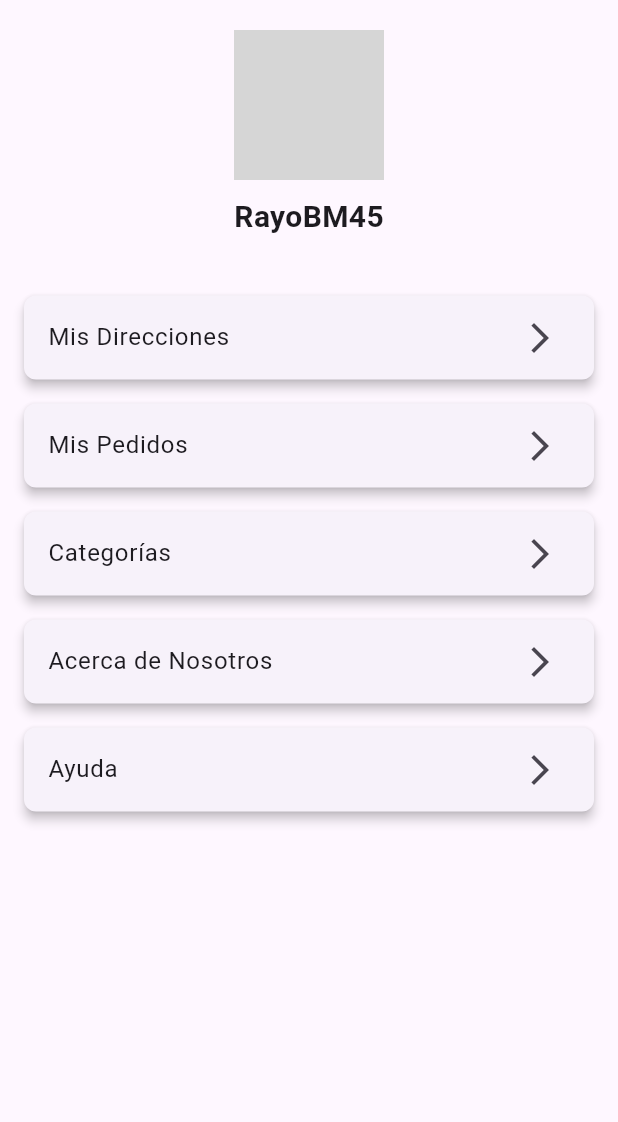
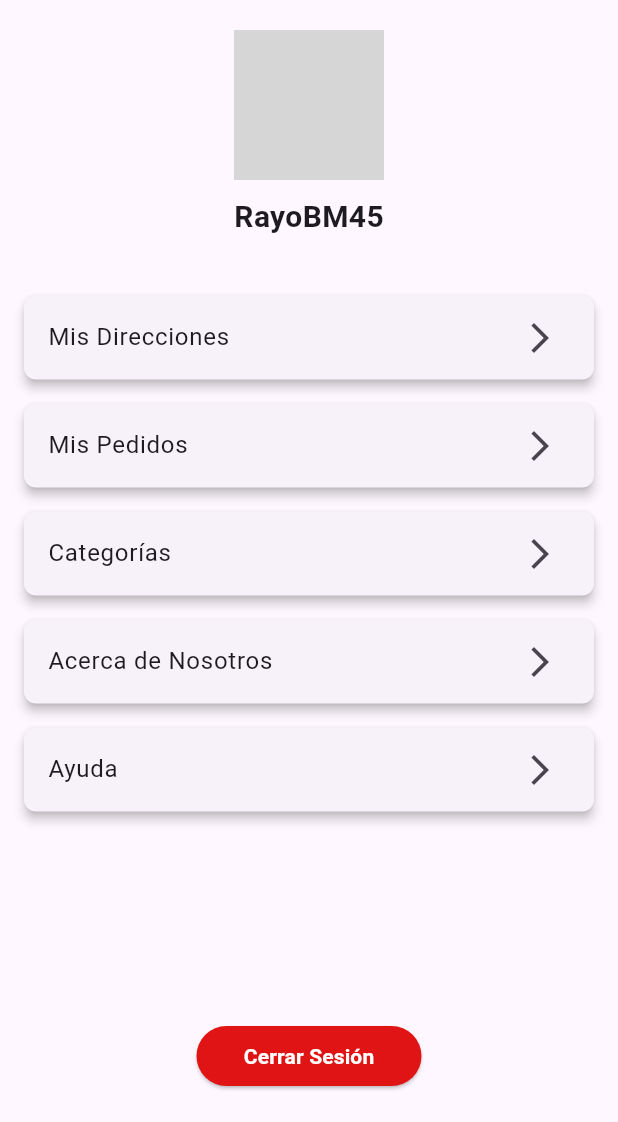
Before and after one commit to samuelgonga/crochetifyMovil, a Flutter app: the ProfileScreen screen opened directly, on a phone screen of 412 x 824 dp, the part 114-1236 px from its top. Run offline on Flutter 3.47's test engine with Material 3 defaults, Android fonts, the phone set to English and light mode, and no system bars; our stand-ins replace carousel_slider, flutter_rating_bar, image_picker, shared_preferences; accounts and stored records are empty; network calls fail; grey boxes are pictures that could not be loaded.

Commit message:
[UPDATE] union del login en perfil y validar la sesion, correccion del home y detalle

```diff
--- /dev/null
+++ b/lib/models/session.dart
@@ -0,0 +1,13 @@
+class Session {
+  final String token;
+  final String role;
+
+  Session({required this.token, required this.role});
+
+  factory Session.fromJson(Map<String, dynamic> json) {
+    return Session(
+      token: json['token'],
+      role: json['role'],
+    );
+  }
+}
--- /dev/null
+++ b/lib/viewmodels/session_viewmodel.dart
@@ -0,0 +1,61 @@
+// viewmodels/auth_viewmodel.dart
+import 'package:flutter/material.dart';
+//import 'package:crochetify_movil/models/session.dart';
+//import 'package:crochetify_movil/services/session_service.dart';
+
+class AuthViewModel extends ChangeNotifier {
+  //PRUEBAS
+  bool _isLoggedIn = false;
+
+  bool get isLoggedIn => _isLoggedIn;
+
+  // Métodos para iniciar y cerrar sesión de prueba
+  void login() {
+    _isLoggedIn = true;
+    notifyListeners();
+  }
+
+  void logout() {
+    _isLoggedIn = false;
+    notifyListeners();
+  }
+
+  // Método para verificar si ya hay una sesión activa (para fines de prueba)
+  Future<void> checkSession() async {
+    // Simulación de verificación de sesión. Aquí podrías revisar un token almacenado en el almacenamiento local.
+    await Future.delayed(Duration(seconds: 1)); // Simula un retardo
+    _isLoggedIn =
+        false; // Cambia a true si deseas probar como si el usuario ya estuviera logueado
+    print("Estado de sesión (isLoggedIn): $_isLoggedIn");
+
+    notifyListeners();
+  }
+
+  //
+  /*
+  final AuthService _authService = AuthService();
+  Session? _user;
+
+  Session? get user => _user;
+  bool get isLoggedIn => _user != null;
+
+  Future<void> checkSession() async {
+    final token = await _authService.getToken();
+    if (token != null) {
+      _user = Session(token: token, role: 'USER');
+    }
+    notifyListeners();
+  }
+
+  Future<void> login(String email, String password) async {
+    _user = await _authService.login(email, password);
+    notifyListeners();
+  }
+
+  Future<void> logout() async {
+    await _authService.logout();
+    _user = null;
+    notifyListeners();
+  }
+  */
+}
--- a/lib/views/cart/cart_empty_view.dart
+++ b/lib/views/cart/cart_empty_view.dart
@@ -1,5 +1,4 @@
 import 'package:crochetify_movil/views/profile/profile_view.dart';
-import 'package:crochetify_movil/widget/navigation/bottom_navigation.dart';
 import 'package:crochetify_movil/views/cart/cart_view.dart';
 import 'package:flutter/material.dart';
 
@@ -40,7 +39,9 @@ class CartEmpty extends StatelessWidget {
                   Navigator.push(
                     context,
                     MaterialPageRoute(
-                      builder: (context) => (ProfileScreen()), ///Aqui debe ir HomeScreen yo le movi Sergio
+                      builder: (context) => (ProfileScreen()),
+
+                      ///Aqui debe ir HomeScreen yo le movi Sergio
                     ),
                   );
                 },
--- a/lib/views/home/detail_view.dart
+++ b/lib/views/home/detail_view.dart
@@ -18,7 +18,7 @@ class _ProductDetailState extends State<ProductDetail> {
   @override
   Widget build(BuildContext context) {
     final product = widget.product;
-
+    /*
     return Scaffold(
       appBar: AppBar(
         title: const Text('Detalles del Producto'),
@@ -306,5 +306,9 @@ class _ProductDetailState extends State<ProductDetail> {
         ),
       ),
     );
+    */
+    return Scaffold(
+      body: Text("detalles"),
+    );
   }
 }
--- a/lib/views/profile/profile_view.dart
+++ b/lib/views/profile/profile_view.dart
@@ -1,4 +1,7 @@
 import 'package:crochetify_movil/views/profile/profile_edit.dart';
+import 'package:provider/provider.dart';
+import 'package:crochetify_movil/widget/navigation/bottom_navigation.dart';
+import 'package:crochetify_movil/viewmodels/session_viewmodel.dart';
 import 'package:flutter/material.dart';
 import 'about_us_view.dart';
 import 'addres_view.dart';
@@ -42,9 +45,9 @@ class ProfileScreen extends StatelessWidget {
                 bottom: 0,
                 child: ElevatedButton(
                   onPressed: () {
-                  // Acción al editar perfil
-                  Navigator.push(context,
-                  MaterialPageRoute(builder: (context) => ProfileEdit()));
+                    // Acción al editar perfil
+                    Navigator.push(context,
+                        MaterialPageRoute(builder: (context) => ProfileEdit()));
                   },
                   style: ElevatedButton.styleFrom(
                     shape: CircleBorder(),
@@ -78,6 +81,39 @@ class ProfileScreen extends StatelessWidget {
               ],
             ),
           ),
+          Padding(
+            padding: const EdgeInsets.only(
+                bottom: 20.0), // Espacio en la parte inferior
+            child: Center(
+              child: ElevatedButton(
+                onPressed: () {
+                  // Actualiza el estado de inicio de sesión
+                  Provider.of<AuthViewModel>(context, listen: false).logout();
+                  // Navega a la HomeScreen
+                  Navigator.push(
+                    context,
+                    MaterialPageRoute(
+                      builder: (context) => HomeScreen(),
+                    ),
+                  );
+                },
+                style: ElevatedButton.styleFrom(
+                  minimumSize: const Size(150, 40), // Ajuste del tamaño
+                  backgroundColor: const Color.fromARGB(255, 224, 20, 20),
+                  shape: RoundedRectangleBorder(
+                    borderRadius: BorderRadius.circular(20), // Borde redondeado
+                  ),
+                ),
+                child: const Text(
+                  'Cerrar Sesión',
+                  style: TextStyle(
+                    fontWeight: FontWeight.bold,
+                    color: Colors.white,
+                  ),
+                ),
+              ),
+            ),
+          ),
         ],
       ),
     );
--- a/pubspec.yaml
+++ b/pubspec.yaml
@@ -34,6 +34,7 @@ dependencies:
   provider: ^6.1.2
   flutter_rating_bar: ^4.0.0
   image_picker: ^0.8.7+4
+  shared_preferences: 2.0.9
 
 dev_dependencies:
   flutter_test:
@@ -65,6 +66,7 @@ flutter:
       - assets/products.json
       - assets/images/
       - assets/user.json
+      - assets/images/log.png
   #   - images/a_dot_ham.jpeg
 
   # An image asset can refer to one or more resolution-specific "variants", see
```
Also changed, not shown: lib/main.dart (+6 -3 lines), lib/services/session_service.dart (added, +43 -0 lines), lib/views/home/home_view.dart (+8 -12 lines), lib/views/login/login_view.dart (+8 -12 lines), lib/widget/home/noLoging.dart (added, +40 -0 lines), lib/widget/navigation/bottom_navigation.dart (+46 -8 lines), assets/images/candado2.png (added), pubspec.lock, 1 other file.
